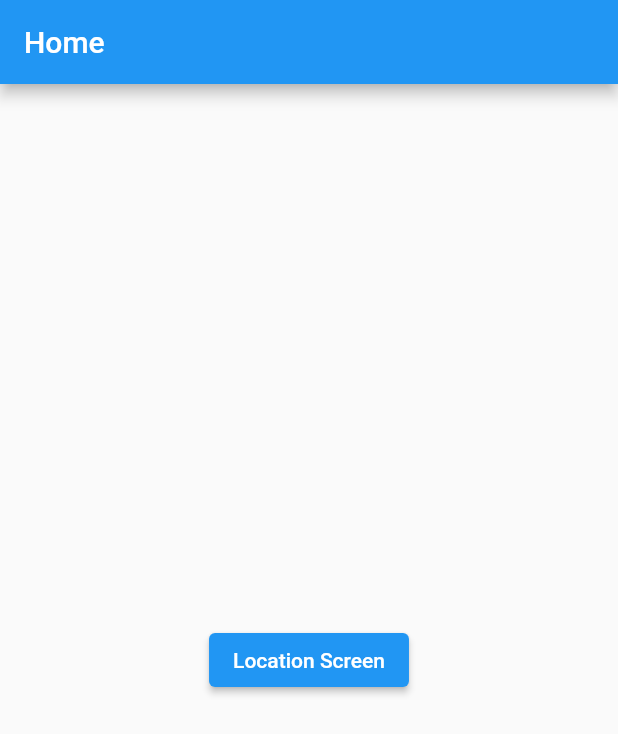
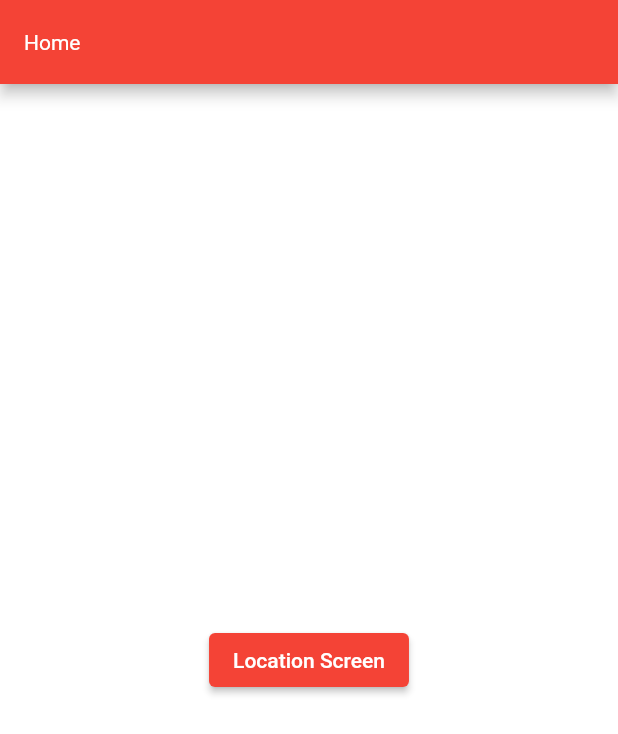
Before and after one commit to axndmathias/flutter_food_delivery_app, a Flutter app: the screen it shows after launch, on a phone screen of 412 x 824 dp. Shown: the top 734 px of the screen. Run offline on Flutter 3.47's test engine with Material 2 defaults, Android fonts, the phone set to English and light mode, and no system bars; Roboto replaces fonts that are missing (Georgia).

Commit message:
added theme

```diff
--- /dev/null
+++ b/lib/config/theme.dart
@@ -0,0 +1,59 @@
+import 'package:flutter/material.dart';
+import 'package:flutter/painting.dart';
+
+ThemeData theme() {
+  return ThemeData(
+    primarySwatch: Colors.red,
+    primaryColor: const Color(0xFFFE3C5B),
+    primaryColorDark: const Color(0xFFFC0028),
+    primaryColorLight: const Color(0xFFFE9AAA),
+    scaffoldBackgroundColor: Colors.white,
+    backgroundColor: const Color(0xFFF5F5F5),
+    //font familiy
+    fontFamily: 'Georgia',
+
+    // text theme
+    textTheme: const TextTheme(
+      headline1: TextStyle(
+        color: Color(0xFF1B070B),
+        fontSize: 36,
+        fontWeight: FontWeight.bold,
+      ),
+      headline2: TextStyle(
+        color: Color(0xFF1B070B),
+        fontSize: 24,
+        fontWeight: FontWeight.bold,
+      ),
+      headline3: TextStyle(
+        color: Color(0xFF1B070B),
+        fontSize: 18,
+        fontWeight: FontWeight.bold,
+      ),
+      headline4: TextStyle(
+        color: Color(0xFF1B070B),
+        fontSize: 16,
+        fontWeight: FontWeight.bold,
+      ),
+      headline5: TextStyle(
+        color: Color(0xFF1B070B),
+        fontSize: 14,
+        fontWeight: FontWeight.bold,
+      ),
+      headline6: TextStyle(
+        color: Color(0xFF2b2e4a),
+        fontSize: 14,
+        fontWeight: FontWeight.normal,
+      ),
+      bodyText1: TextStyle(
+        color: Color(0xFF2b2e4a),
+        fontSize: 12,
+        fontWeight: FontWeight.normal,
+      ),
+      bodyText2: TextStyle(
+        color: Color(0xFF2b2e4a),
+        fontSize: 10,
+        fontWeight: FontWeight.normal,
+      ),
+    ),
+  );
+}
--- a/lib/main.dart
+++ b/lib/main.dart
@@ -1,4 +1,5 @@
 import 'package:flutter/material.dart';
+import 'package:flutter_food_delivery_app/config/theme.dart';
 
 import 'config/app_router.dart';
 import 'screens/screens.dart';
@@ -15,9 +16,7 @@ class MyApp extends StatelessWidget {
     return MaterialApp(
       debugShowCheckedModeBanner: false,
       title: 'Flutter Demo',
-      theme: ThemeData(
-        primarySwatch: Colors.blue,
-      ),
+      theme: theme(),
       onGenerateRoute: AppRouter.onGenerateRoute,
       initialRoute: HomeScreen.routeName,
     );
```
